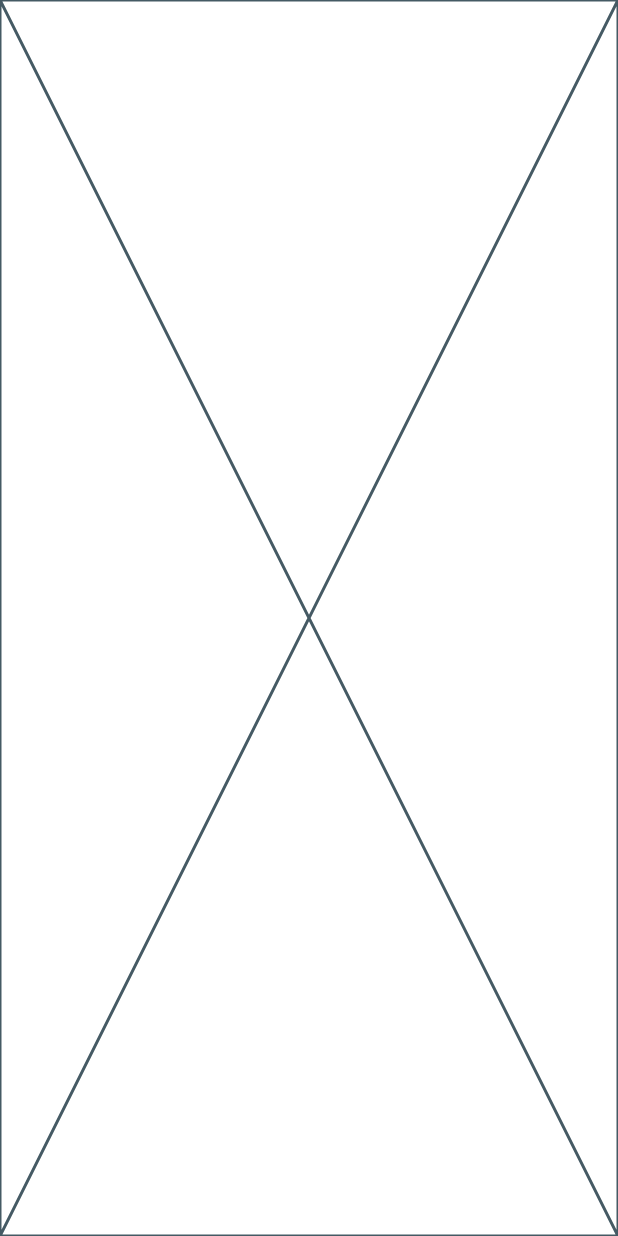
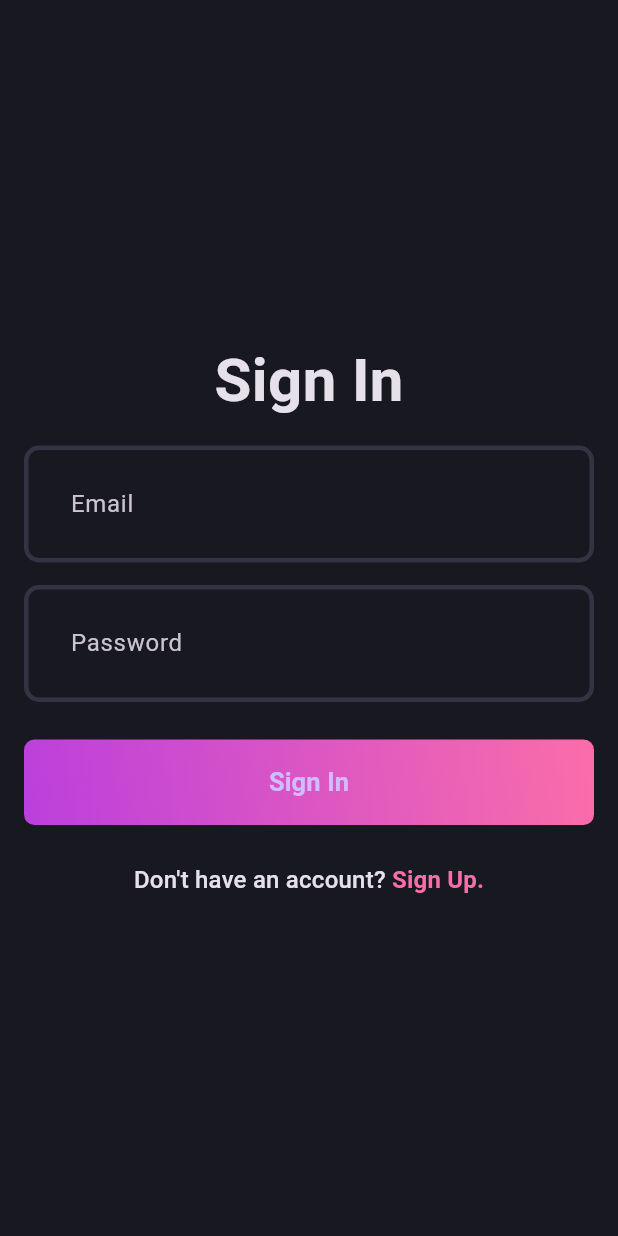
Before and after one commit to Mahaveer86619/Flutter-Blog-App, a Flutter app: the screen it shows after launch, on a phone screen of 412 x 824 dp. Run offline on Flutter 3.47's test engine with Material 3 defaults, Android fonts, the phone set to English and light mode, and no system bars.

Commit message:
Added Sign in & Sign up UI

```diff
--- /dev/null
+++ b/lib/core/theme/app_pallete.dart
@@ -0,0 +1,13 @@
+import 'package:flutter/material.dart';
+
+class AppPallete {
+  static const Color backgroundColor = Color.fromRGBO(24, 24, 32, 1);
+  static const Color gradient1 = Color.fromRGBO(187, 63, 221, 1);
+  static const Color gradient2 = Color.fromRGBO(251, 109, 169, 1);
+  static const Color gradient3 = Color.fromRGBO(255, 159, 124, 1);
+  static const Color borderColor = Color.fromRGBO(52, 51, 67, 1);
+  static const Color whiteColor = Colors.white;
+  static const Color greyColor = Colors.grey;
+  static const Color errorColor = Colors.redAccent;
+  static const Color transparentColor = Colors.transparent;
+}
--- /dev/null
+++ b/lib/core/theme/theme.dart
@@ -0,0 +1,21 @@
+import 'package:flutter/material.dart';
+import 'package:supabase_blog/core/theme/app_pallete.dart';
+
+class AppTheme {
+  static _border([Color color = AppPallete.borderColor]) => OutlineInputBorder(
+    borderSide: BorderSide(
+      color: color,
+      width: 3,
+    ),
+    borderRadius: BorderRadius.circular(10),
+  );
+
+  static final darkModeTheme = ThemeData.dark().copyWith(
+    scaffoldBackgroundColor: AppPallete.backgroundColor,
+    inputDecorationTheme: InputDecorationTheme(
+      contentPadding: const EdgeInsets.all(27),
+      enabledBorder: _border(),
+      focusedBorder: _border(AppPallete.gradient2),
+    ),
+  );
+}
--- /dev/null
+++ b/lib/features/presentation/page/sign_in_page.dart
@@ -0,0 +1,112 @@
+import 'package:flutter/material.dart';
+import 'package:supabase_blog/features/presentation/page/sign_up_page.dart';
+import 'package:supabase_blog/features/presentation/widgets/auth_field.dart';
+import 'package:supabase_blog/features/presentation/widgets/auth_grad_button.dart';
+
+import '../../../core/theme/app_pallete.dart';
+
+class SignInPage extends StatefulWidget {
+  static route() => MaterialPageRoute(
+    builder: (context) => const SignInPage(),
+  );
+  const SignInPage({super.key});
+
+  @override
+  State<SignInPage> createState() => _SignInPageState();
+}
+
+class _SignInPageState extends State<SignInPage> {
+  bool isLoading = false;
+
+  final formKey = GlobalKey<FormState>();
+
+  final emailController = TextEditingController();
+  final passwordController = TextEditingController();
+
+  @override
+  void dispose() {
+    emailController.dispose();
+    passwordController.dispose();
+    super.dispose();
+  }
+
+  @override
+  Widget build(BuildContext context) {
+    return Scaffold(
+      body: SafeArea(
+        child: Padding(
+          padding: const EdgeInsets.all(16.0),
+          child: _buildUi(),
+        ),
+      ),
+    );
+  }
+
+  Widget _buildUi() {
+    final theme = Theme.of(context);
+    return Form(
+      key: formKey,
+      child: Column(
+        mainAxisAlignment: MainAxisAlignment.center,
+        crossAxisAlignment: CrossAxisAlignment.center,
+        children: [
+          const Text(
+            "Sign In",
+            style: TextStyle(
+              fontSize: 40,
+              fontWeight: FontWeight.bold,
+            ),
+          ),
+          const SizedBox(
+            height: 15,
+          ),
+          AuthField(
+            hintText: "Email",
+            controller: emailController,
+          ),
+          const SizedBox(
+            height: 15,
+          ),
+          AuthField(
+            hintText: "Password",
+            controller: passwordController,
+            isObscureText: true,
+          ),
+          const SizedBox(
+            height: 25,
+          ),
+          const AuthGradButton(
+            text: "Sign In",
+            height: 57,
+          ),
+          const SizedBox(
+            height: 25,
+          ),
+          GestureDetector(
+            onTap: () => {
+              Navigator.pushReplacement(
+                context,
+                SignUpPage.route(),
+              )
+            },
+            child: RichText(
+              text: TextSpan(
+                text: "Don't have an account?",
+                style: theme.textTheme.titleMedium,
+                children: [
+                  TextSpan(
+                    text: " Sign Up.",
+                    style: theme.textTheme.titleMedium?.copyWith(
+                      color: AppPallete.gradient2,
+                      fontWeight: FontWeight.bold,
+                    ),
+                  ),
+                ],
+              ),
+            ),
+          )
+        ],
+      ),
+    );
+  }
+}
--- /dev/null
+++ b/lib/features/presentation/widgets/auth_field.dart
@@ -0,0 +1,30 @@
+import 'package:flutter/material.dart';
+
+class AuthField extends StatelessWidget {
+  final String hintText;
+  final TextEditingController controller;
+  final bool isObscureText;
+  const AuthField({
+    super.key,
+    required this.hintText,
+    required this.controller,
+    this.isObscureText = false,
+  });
+
+  @override
+  Widget build(BuildContext context) {
+    return TextFormField(
+      obscureText: isObscureText,
+      controller: controller,
+      decoration: InputDecoration(
+        hintText: hintText,
+      ),
+      validator: (value) {
+        if (value!.isEmpty) {
+          return "$hintText is missing!";
+        }
+        return null;
+      },
+    );
+  }
+}
--- /dev/null
+++ b/lib/features/presentation/widgets/auth_grad_button.dart
@@ -0,0 +1,40 @@
+import 'package:flutter/material.dart';
+import 'package:supabase_blog/core/theme/app_pallete.dart';
+
+class AuthGradButton extends StatelessWidget {
+  final text;
+  final double height;
+  const AuthGradButton({super.key, required this.height, required this.text});
+
+  @override
+  Widget build(BuildContext context) {
+    return Container(
+      decoration: BoxDecoration(
+        gradient: const LinearGradient(
+          colors: [
+            AppPallete.gradient1,
+            AppPallete.gradient2,
+          ],
+          begin: Alignment.bottomLeft,
+          end: Alignment.topRight,
+        ),
+        borderRadius: BorderRadius.circular(7),
+      ),
+      child: ElevatedButton(
+        onPressed: () {},
+        style: ElevatedButton.styleFrom(
+          minimumSize: Size(double.infinity, height),
+          backgroundColor: AppPallete.transparentColor,
+          shadowColor: AppPallete.transparentColor,
+        ),
+        child: Text(
+          text,
+          style: const TextStyle(
+            fontSize: 17,
+            fontWeight: FontWeight.w700,
+          ),
+        ),
+      ),
+    );
+  }
+}
--- a/lib/main.dart
+++ b/lib/main.dart
@@ -1,4 +1,6 @@
 import 'package:flutter/material.dart';
+import 'package:supabase_blog/core/theme/theme.dart';
+import 'package:supabase_blog/features/presentation/page/sign_in_page.dart';
 
 void main() {
   runApp(const MyApp());
@@ -7,31 +9,14 @@
 class MyApp extends StatelessWidget {
   const MyApp({super.key});
 
-  // This widget is the root of your application.
   @override
   Widget build(BuildContext context) {
     return MaterialApp(
-      title: 'Flutter Demo',
-      theme: ThemeData(
-        // This is the theme of your application.
-        //
-        // TRY THIS: Try running your application with "flutter run". You'll see
-        // the application has a purple toolbar. Then, without quitting the app,
-        // try changing the seedColor in the colorScheme below to Colors.green
-        // and then invoke "hot reload" (save your changes or press the "hot
-        // reload" button in a Flutter-supported IDE, or press "r" if you used
-        // the command line to start the app).
-        //
-        // Notice that the counter didn't reset back to zero; the application
-        // state is not lost during the reload. To reset the state, use hot
-        // restart instead.
-        //
-        // This works for code too, not just values: Most code changes can be
-        // tested with just a hot reload.
-        colorScheme: ColorScheme.fromSeed(seedColor: Colors.deepPurple),
-        useMaterial3: true,
-      ),
-      home: const Placeholder(),
+      title: 'Blog App',
+      debugShowCheckedModeBanner: false,
+      theme: AppTheme.darkModeTheme,
+      darkTheme: AppTheme.darkModeTheme,
+      home: const SignInPage(),
     );
   }
 }
--- a/pubspec.yaml
+++ b/pubspec.yaml
@@ -35,6 +35,7 @@
   # The following adds the Cupertino Icons font to your application.
   # Use with the CupertinoIcons class for iOS style icons.
   cupertino_icons: ^1.0.6
+  flutter_launcher_icons: ^0.13.1
 
 dev_dependencies:
   flutter_test:
```
Also changed, not shown: lib/features/presentation/page/sign_up_page.dart (added, +120 -0 lines), pubspec.lock.
